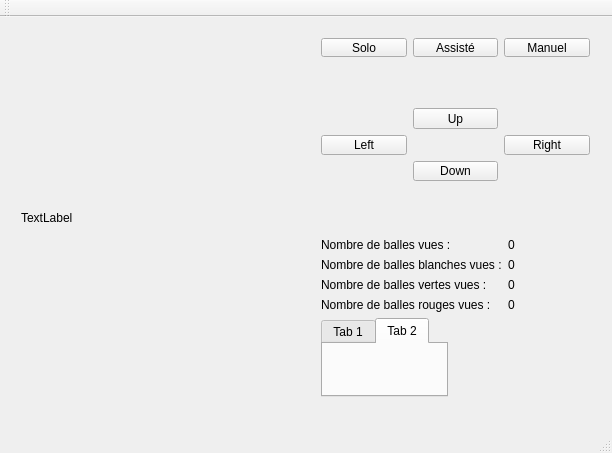
First picture: the form in qt_projet_2A/mainwindow.ui, repository wasoh/project_2A, before the edit.
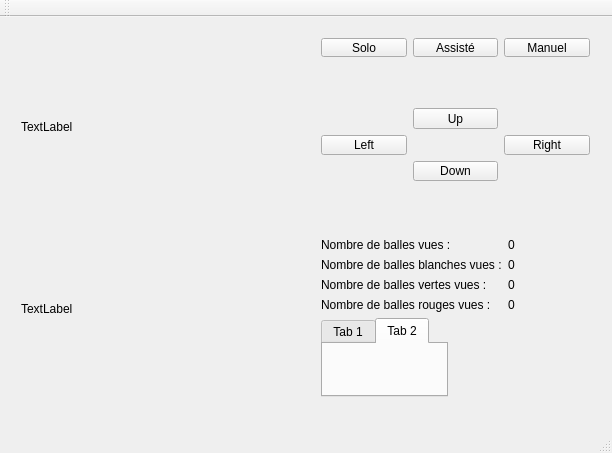
Second picture: the form after the edit.

Commit message: Ajout de class Ball et de fonction dans le main pour la configuration manuelle de suivi d'une ball

Patch:
```diff
--- a/qt_projet_2A/mainwindow.ui
+++ b/qt_projet_2A/mainwindow.ui
@@ -31,6 +31,13 @@
        </property>
       </widget>
      </item>
+     <item>
+      <widget class="QLabel" name="label_camTraitement">
+       <property name="text">
+        <string>TextLabel</string>
+       </property>
+      </widget>
+     </item>
     </layout>
    </widget>
    <widget class="QWidget" name="horizontalLayoutWidget">
```
The commit also changes 7 other files.
